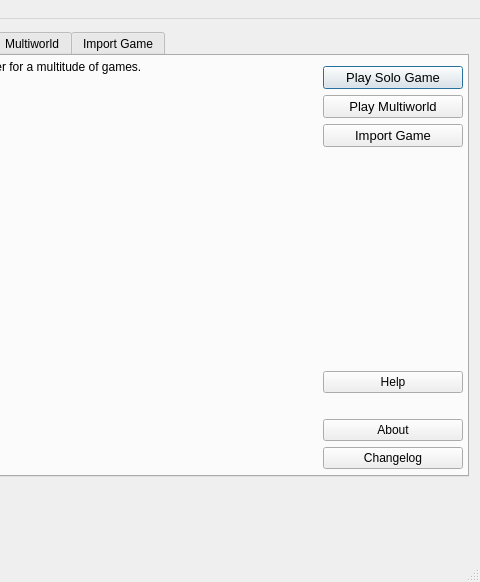
Old version of the form randovania/gui/ui_files/main_window.ui in the repository randovania/randovania; both pictures show x 218 to 698 and y 0 to 582 of the 698 by 582 pixel window.
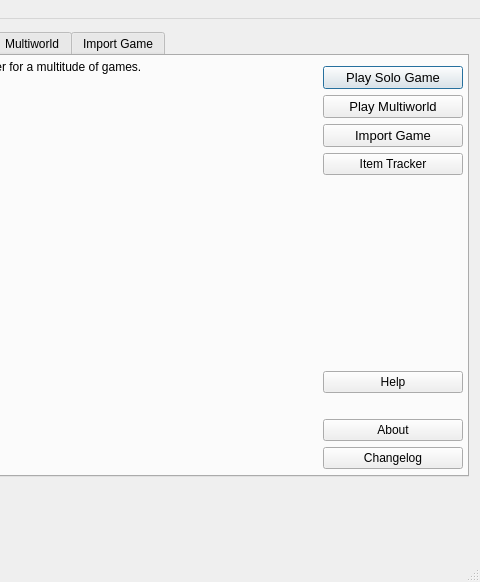
New version of the form. Custom widgets are drawn as their Qt base class.

Commit message: Add automatic item tracker button

```diff
--- a/randovania/gui/ui_files/main_window.ui
+++ b/randovania/gui/ui_files/main_window.ui
@@ -128,7 +128,7 @@
            </layout>
           </item>
           <item>
-           <layout class="QVBoxLayout" name="button_layout" stretch="0,0,0,0,0,0,0,0">
+           <layout class="QVBoxLayout" name="button_layout" stretch="0,0,0,0,0,0,0,0,0">
             <property name="sizeConstraint">
              <enum>QLayout::SizeConstraint::SetFixedSize</enum>
             </property>
@@ -225,6 +225,25 @@
               </property>
              </widget>
             </item>
+            <item>
+             <widget class="QPushButton" name="intro_item_tracker_button">
+              <property name="sizePolicy">
+               <sizepolicy hsizetype="Fixed" vsizetype="Fixed">
+                <horstretch>0</horstretch>
+                <verstretch>0</verstretch>
+               </sizepolicy>
+              </property>
+              <property name="minimumSize">
+               <size>
+                <width>140</width>
+                <height>0</height>
+               </size>
+              </property>
+              <property name="text">
+               <string>Item Tracker</string>
+              </property>
+             </widget>
+            </item>
             <item>
              <spacer name="button_vertical_spacer_big">
               <property name="orientation">
```
Left out of the diff: 4 changed lines with no effect on the pictures. The commit also changes 1 other file.
